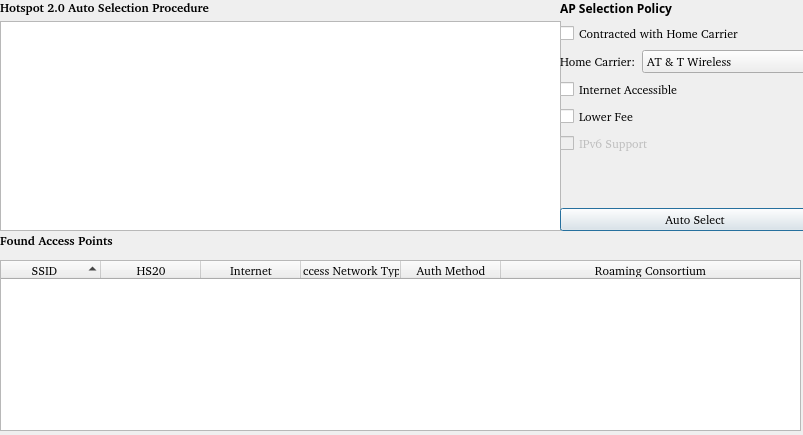
This is wpa_supplicant/wpa_gui-qt4/hotspot2.ui in furtherLee/wpa_supplicant_demo as Qt 5 draws it before an edit. The edited form follows.
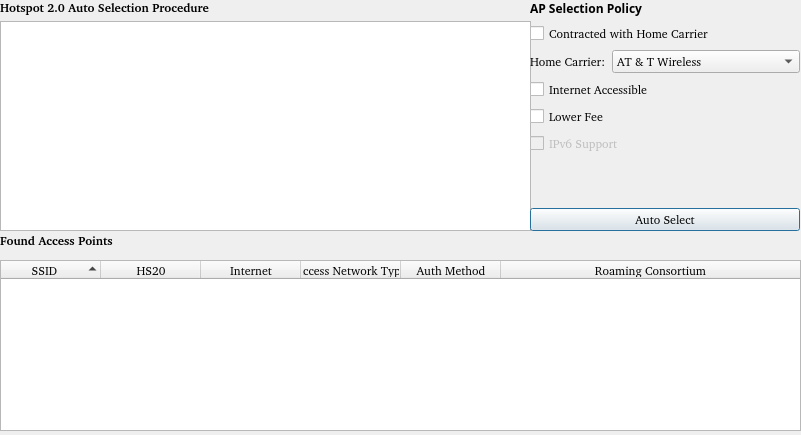
This is the edited form.

```diff
--- a/wpa_supplicant/wpa_gui-qt4/hotspot2.ui
+++ b/wpa_supplicant/wpa_gui-qt4/hotspot2.ui
@@ -9,7 +9,7 @@
    <rect>
     <x>0</x>
     <y>0</y>
-    <width>803</width>
+    <width>801</width>
     <height>435</height>
    </rect>
   </property>
@@ -179,7 +179,7 @@
     <rect>
      <x>0</x>
      <y>0</y>
-     <width>561</width>
+     <width>531</width>
      <height>231</height>
     </rect>
    </property>
@@ -205,7 +205,7 @@
       <property name="font">
        <font>
         <family>Sans Serif</family>
-        <pointsize>9</pointsize>
+        <pointsize>8</pointsize>
         <weight>50</weight>
         <bold>false</bold>
        </font>
@@ -220,7 +220,7 @@
   <widget class="QWidget" name="verticalLayoutWidget_2">
    <property name="geometry">
     <rect>
-     <x>560</x>
+     <x>530</x>
      <y>0</y>
      <width>270</width>
      <height>231</height>
```
